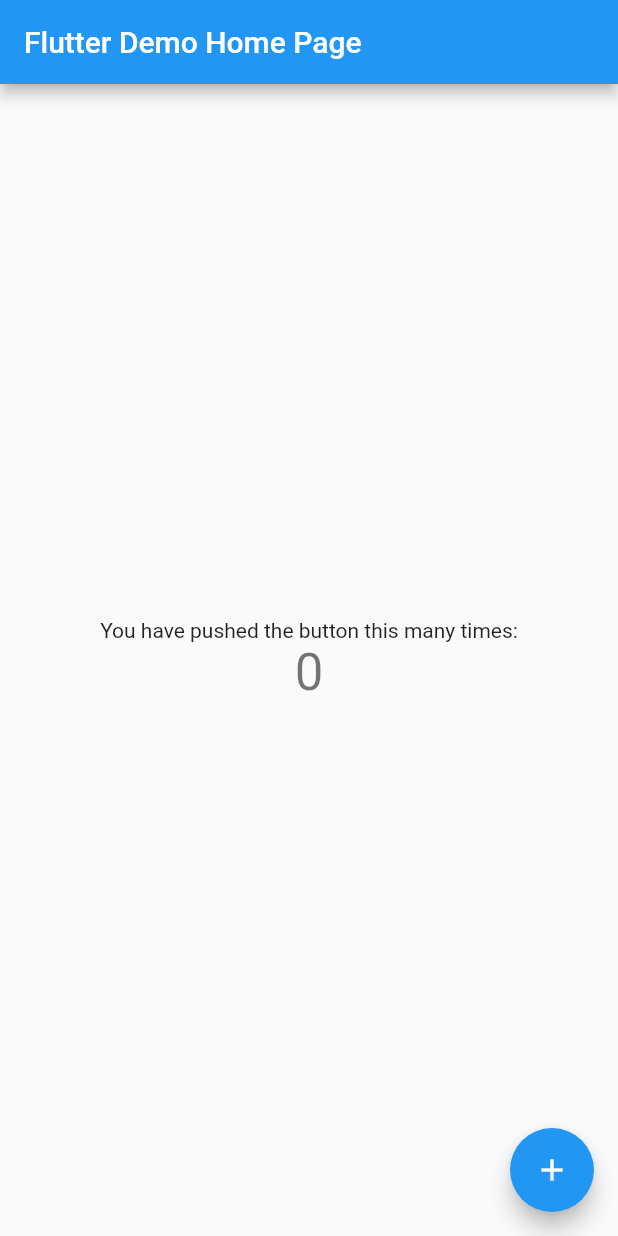
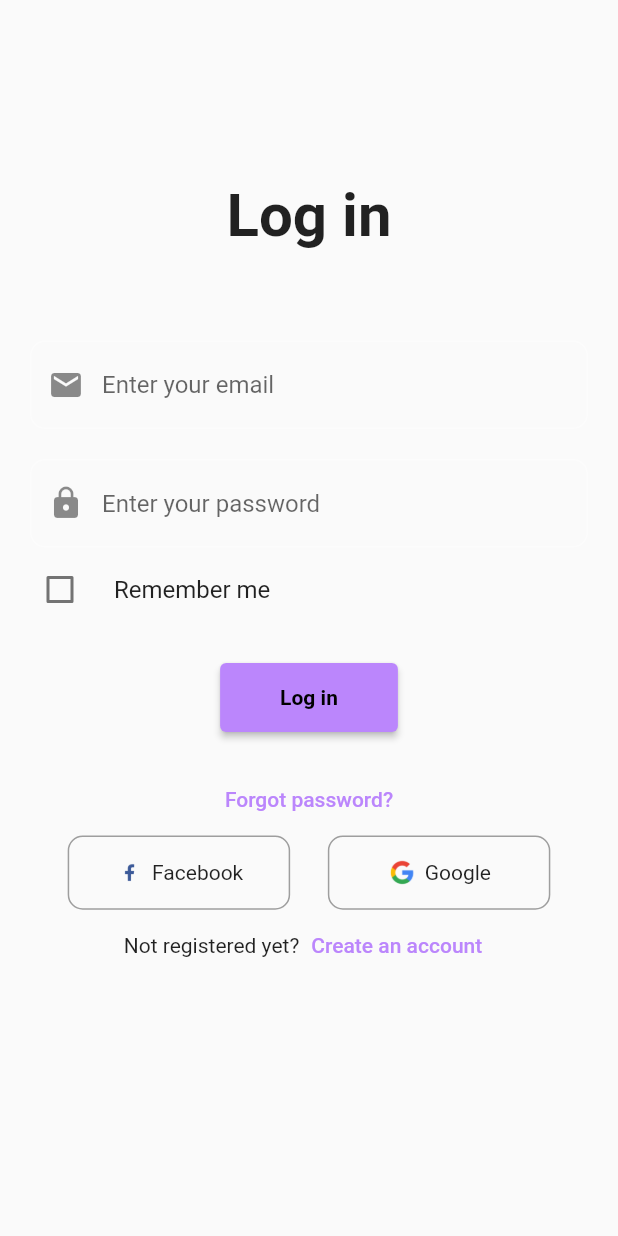
Before and after one commit to ellie-aluge/MasterReads, a Flutter app: the screen it shows after launch, on a phone screen of 412 x 824 dp. Run offline on Flutter 3.47's test engine with Material 2 defaults, Android fonts, the light colour scheme and no system bars; our stand-ins replace email_validator; Roboto replaces fonts that are missing (Poppins).

Commit message:
Firebase setup, Login Page, Sign Up Page and Reset Password page

```diff
--- /dev/null
+++ b/lib/constants/colors.dart
@@ -0,0 +1,26 @@
+import 'package:flutter/material.dart';
+
+const Color kPrimaryColor = Color(0xffBB86FC);
+const Color kSecondaryColor = Color(0xff03DAC6);
+const Color kSurfaceColor = Color(0xff181818);
+const Color kBackgroundColor = Color(0xff121212);
+const Color kErrorColor = Color(0xff121212);
+const Color kOnPrimaryColor = Color(0xff000000);
+const Color kOnSecondaryColor = Color(0xff000000);
+const Color kOnSurfaceColor = Color(0xffffffff);
+const Color kOnBackgroundColor = Color(0xffffffff);
+const Color kOnErrorColor = Color(0xff000000);
+
+ColorScheme defaultColorScheme = const ColorScheme(
+  primary: Color(0xffBB86FC),
+  secondary: Color(0xff03DAC6),
+  surface: Color(0xff181818),
+  background: Color(0xff121212),
+  error: Color(0xff121212),
+  onPrimary: Color(0xff000000),
+  onSecondary: Color(0xff000000),
+  onSurface: Color(0xffffffff),
+  onBackground: Color(0xffffffff),
+  onError: Color(0xff000000),
+  brightness: Brightness.light,
+);
--- a/lib/main.dart
+++ b/lib/main.dart
@@ -1,115 +1,24 @@
 import 'package:flutter/material.dart';
+import 'package:masterreads/constants/colors.dart';
+import 'package:masterreads/routes/routes.dart';
 
 void main() {
-  runApp(const MyApp());
+  runApp(MyApp());
 }
 
 class MyApp extends StatelessWidget {
-  const MyApp({super.key});
-
   // This widget is the root of your application.
   @override
   Widget build(BuildContext context) {
     return MaterialApp(
-      title: 'Flutter Demo',
+      debugShowCheckedModeBanner: false,
+      title: 'MasterReads',
       theme: ThemeData(
-        // This is the theme of your application.
-        //
-        // Try running your application with "flutter run". You'll see the
-        // application has a blue toolbar. Then, without quitting the app, try
-        // changing the primarySwatch below to Colors.green and then invoke
-        // "hot reload" (press "r" in the console where you ran "flutter run",
-        // or simply save your changes to "hot reload" in a Flutter IDE).
-        // Notice that the counter didn't reset back to zero; the application
-        // is not restarted.
+        colorScheme: defaultColorScheme,
         primarySwatch: Colors.blue,
       ),
-      home: const MyHomePage(title: 'Flutter Demo Home Page'),
+      onGenerateRoute: AppRoutes.generateRoutes,
+      initialRoute: AppRoutes.routeInitial,
     );
   }
 }
-
-class MyHomePage extends StatefulWidget {
-  const MyHomePage({super.key, required this.title});
-
-  // This widget is the home page of your application. It is stateful, meaning
-  // that it has a State object (defined below) that contains fields that affect
-  // how it looks.
-
-  // This class is the configuration for the state. It holds the values (in this
-  // case the title) provided by the parent (in this case the App widget) and
-  // used by the build method of the State. Fields in a Widget subclass are
-  // always marked "final".
-
-  final String title;
-
-  @override
-  State<MyHomePage> createState() => _MyHomePageState();
-}
-
-class _MyHomePageState extends State<MyHomePage> {
-  int _counter = 0;
-
-  void _incrementCounter() {
-    setState(() {
-      // This call to setState tells the Flutter framework that something has
-      // changed in this State, which causes it to rerun the build method below
-      // so that the display can reflect the updated values. If we changed
-      // _counter without calling setState(), then the build method would not be
-      // called again, and so nothing would appear to happen.
-      _counter++;
-    });
-  }
-
-  @override
-  Widget build(BuildContext context) {
-    // This method is rerun every time setState is called, for instance as done
-    // by the _incrementCounter method above.
-    //
-    // The Flutter framework has been optimized to make rerunning build methods
-    // fast, so that you can just rebuild anything that needs updating rather
-    // than having to individually change instances of widgets.
-    return Scaffold(
-      appBar: AppBar(
-        // Here we take the value from the MyHomePage object that was created by
-        // the App.build method, and use it to set our appbar title.
-        title: Text(widget.title),
-      ),
-      body: Center(
-        // Center is a layout widget. It takes a single child and positions it
-        // in the middle of the parent.
-        child: Column(
-          // Column is also a layout widget. It takes a list of children and
-          // arranges them vertically. By default, it sizes itself to fit its
-          // children horizontally, and tries to be as tall as its parent.
-          //
-          // Invoke "debug painting" (press "p" in the console, choose the
-          // "Toggle Debug Paint" action from the Flutter Inspector in Android
-          // Studio, or the "Toggle Debug Paint" command in Visual Studio Code)
-          // to see the wireframe for each widget.
-          //
-          // Column has various properties to control how it sizes itself and
-          // how it positions its children. Here we use mainAxisAlignment to
-          // center the children vertically; the main axis here is the vertical
-          // axis because Columns are vertical (the cross axis would be
-          // horizontal).
-          mainAxisAlignment: MainAxisAlignment.center,
-          children: <Widget>[
-            const Text(
-              'You have pushed the button this many times:',
-            ),
-            Text(
-              '$_counter',
-              style: Theme.of(context).textTheme.headline4,
-            ),
-          ],
-        ),
-      ),
-      floatingActionButton: FloatingActionButton(
-        onPressed: _incrementCounter,
-        tooltip: 'Increment',
-        child: const Icon(Icons.add),
-      ), // This trailing comma makes auto-formatting nicer for build methods.
-    );
-  }
-}
--- /dev/null
+++ b/lib/routes/routes.dart
@@ -0,0 +1,33 @@
+import 'package:flutter/material.dart';
+import 'package:masterreads/views/login/login_screen.dart';
+import 'package:masterreads/views/signUp/register_screen.dart';
+import 'package:masterreads/views/forgotPassword/forgot_password.dart';
+
+class AppRoutes {
+  static const String routeInitial = routeLogin;
+
+  static const String routeLogin = "/login";
+  static const String routeSignUp = "/signup";
+  static const String routeForgotPassword = "/forgotPassword";
+
+  static Route<dynamic> generateRoutes(RouteSettings settings) {
+    switch (settings.name) {
+      case routeLogin:
+        return MaterialPageRoute(
+            settings: settings, builder: (_) => LoginPage(title: 'Login UI'));
+        break;
+      case routeSignUp:
+        return MaterialPageRoute(
+            settings: settings,
+            builder: (_) => RegisterPage(title: 'Register UI'));
+        break;
+      case routeForgotPassword:
+        return MaterialPageRoute(
+            settings: settings, builder: (_) => ForgotPassword());
+        break;
+      default:
+        return MaterialPageRoute(
+            settings: settings, builder: (_) => LoginPage(title: 'Login UI'));
+    }
+  }
+}
--- /dev/null
+++ b/lib/theme.dart
@@ -0,0 +1,15 @@
+import 'package:flutter/material.dart';
+import 'package:masterreads/constants/colors.dart';
+
+ThemeData kAppTheme = ThemeData(
+
+);
+
+const kDefaultPadding = EdgeInsets.symmetric(horizontal: 30);
+
+const TextStyle titleText =
+    TextStyle(color: kBackgroundColor, fontSize: 32, fontWeight: FontWeight.w700);
+const TextStyle subTitle = TextStyle(
+    color: kBackgroundColor, fontSize: 18, fontWeight: FontWeight.w500);
+const TextStyle textButton =
+    TextStyle(color: kPrimaryColor, fontSize: 18, fontWeight: FontWeight.w700);
--- /dev/null
+++ b/lib/views/login/login_option.dart
@@ -0,0 +1,59 @@
+import 'package:flutter/material.dart';
+
+class LoginOption extends StatelessWidget {
+  const LoginOption({Key? key}) : super(key: key);
+
+  @override
+  Widget build(BuildContext context) {
+    return Row(
+      mainAxisAlignment: MainAxisAlignment.spaceEvenly,
+      children: const [
+        BuildButton(
+          iconImage: Image(
+            height: 20,
+            width: 20,
+            image: AssetImage('assets/images/facebook.png'),
+          ),
+          textButton: 'Facebook',
+        ),
+        BuildButton(
+          iconImage: Image(
+            height: 20,
+            width: 20,
+            image: AssetImage('assets/images/google.png'),
+          ),
+          textButton: 'Google',
+        ),
+      ],
+    );
+  }
+}
+
+class BuildButton extends StatelessWidget {
+  final Image iconImage;
+  final String textButton;
+  // ignore: use_key_in_widget_constructors
+  const BuildButton({required this.iconImage, required this.textButton});
+  @override
+  Widget build(BuildContext context) {
+    var mediaQuery = MediaQuery.of(context).size;
+    return Container(
+      height: mediaQuery.height * 0.06,
+      width: mediaQuery.width * 0.36,
+      decoration: BoxDecoration(
+        borderRadius: BorderRadius.circular(10),
+        border: Border.all(color: Colors.grey),
+      ),
+      child: Row(
+        mainAxisAlignment: MainAxisAlignment.center,
+        children: [
+          iconImage,
+          const SizedBox(
+            width: 5,
+          ),
+          Text(textButton),
+        ],
+      ),
+    );
+  }
+}
--- /dev/null
+++ b/lib/views/login/login_screen.dart
@@ -0,0 +1,159 @@
+import 'package:email_validator/email_validator.dart';
+import 'package:flutter/material.dart';
+import 'package:masterreads/routes/routes.dart';
+import 'package:masterreads/views/login/login_option.dart';
+
+class LoginPage extends StatefulWidget {
+  const LoginPage({Key? key, required this.title}) : super(key: key);
+  final String title;
+
+  @override
+  State<LoginPage> createState() => _LoginPageState();
+}
+
+class _LoginPageState extends State<LoginPage> {
+  final _formKey = GlobalKey<FormState>();
+  var rememberValue = false;
+
+  @override
+  Widget build(BuildContext context) {
+    return Scaffold(
+      body: Container(
+        padding: const EdgeInsets.all(20),
+        child: SingleChildScrollView(
+          child: Column(
+            mainAxisAlignment: MainAxisAlignment.center,
+            crossAxisAlignment: CrossAxisAlignment.center,
+            children: <Widget>[
+              SizedBox(
+                height: 100,
+              ),
+              const Text(
+                'Log in',
+                style: TextStyle(
+                  fontWeight: FontWeight.bold,
+                  fontSize: 40,
+                  fontFamily: 'Poppins',
+                ),
+              ),
+              const SizedBox(
+                height: 60,
+              ),
+              Form(
+                key: _formKey,
+                child: Column(
+                  children: [
+                    TextFormField(
+                      validator: (value) => EmailValidator.validate(value!)
+                          ? null
+                          : "Please enter a valid email",
+                      maxLines: 1,
+                      decoration: InputDecoration(
+                        hintText: 'Enter your email',
+                        hintStyle: TextStyle(fontFamily: 'Poppins'),
+                        prefixIcon: const Icon(Icons.email),
+                        border: OutlineInputBorder(
+                          borderRadius: BorderRadius.circular(10),
+                        ),
+                      ),
+                    ),
+                    const SizedBox(
+                      height: 20,
+                    ),
+                    TextFormField(
+                      validator: (value) {
+                        if (value == null || value.isEmpty) {
+                          return 'Please enter your password';
+                        }
+                        return null;
+                      },
+                      maxLines: 1,
+                      obscureText: true,
+                      decoration: InputDecoration(
+                        prefixIcon: const Icon(Icons.lock),
+                        hintText: 'Enter your password',
+                        hintStyle: TextStyle(fontFamily: 'Poppins'),
+                        border: OutlineInputBorder(
+                          borderRadius: BorderRadius.circular(10),
+                        ),
+                      ),
+                    ),
+                    CheckboxListTile(
+                      title: const Text(
+                        "Remember me",
+                        style: TextStyle(fontFamily: 'Poppins'),
+                      ),
+                      contentPadding: EdgeInsets.zero,
+                      value: rememberValue,
+                      activeColor: Theme.of(context).colorScheme.primary,
+                      onChanged: (newValue) {
+                        setState(() {
+                          rememberValue = newValue!;
+                        });
+                      },
+                      controlAffinity: ListTileControlAffinity.leading,
+                    ),
+                    const SizedBox(
+                      height: 20,
+                    ),
+                    ElevatedButton(
+                      onPressed: () {
+                        if (_formKey.currentState!.validate()) {}
+                      },
+                      style: ElevatedButton.styleFrom(
+                        padding: const EdgeInsets.fromLTRB(40, 15, 40, 15),
+                      ),
+                      child: const Text(
+                        'Log in',
+                        style: TextStyle(
+                            fontWeight: FontWeight.bold, fontFamily: 'Poppins'),
+                      ),
+                    ),
+                    const SizedBox(
+                      height: 20,
+                    ),
+                    Row(
+                      mainAxisAlignment: MainAxisAlignment.center,
+                      children: [
+                        TextButton(
+                          onPressed: () {
+                            Navigator.pushNamed(
+                                context, AppRoutes.routeForgotPassword);
+                          },
+                          child: const Text(
+                            'Forgot password?',
+                            style: TextStyle(fontFamily: 'Poppins'),
+                          ),
+                        ),
+                      ],
+                    ),
+                    const LoginOption(),
+                    Row(
+                      mainAxisAlignment: MainAxisAlignment.center,
+                      children: [
+                        const Text(
+                          'Not registered yet?',
+                          style: TextStyle(fontFamily: 'Poppins'),
+                        ),
+                        TextButton(
+                          onPressed: () {
+                            Navigator.pushNamed(context, AppRoutes.routeSignUp);
+                          },
+                          child: const Text(
+                            'Create an account',
+                            style: TextStyle(fontFamily: 'Poppins'),
+                          ),
+                        ),
+                      ],
+                    ),
+                  ],
+                ),
+              ),
+
+            ],
+          ),
+        ),
+      ),
+    );
+  }
+}
--- a/pubspec.yaml
+++ b/pubspec.yaml
@@ -34,6 +34,9 @@
   # The following adds the Cupertino Icons font to your application.
   # Use with the CupertinoIcons class for iOS style icons.
   cupertino_icons: ^1.0.2
+  email_validator: ^2.0.1
+  firebase_auth: ^3.3.17
+  cloud_firestore: ^3.1.14
 
 dev_dependencies:
   flutter_test:
@@ -58,7 +61,8 @@
   uses-material-design: true
 
   # To add assets to your application, add an assets section, like this:
-  # assets:
+  assets:
+    - assets/images/
   #   - images/a_dot_burr.jpeg
   #   - images/a_dot_ham.jpeg
 
```
Also changed, not shown: lib/views/forgotPassword/forgot_password.dart (added, +121 -0 lines), lib/views/forgotPassword/reset_form.dart (added, +39 -0 lines), lib/views/signUp/register_screen.dart (added, +176 -0 lines), assets/images/facebook.png (added), assets/images/google.png (added), lib/models/models.dart (added), lib/utils/rest_api.dart (added), pubspec.lock, 4 other files.
